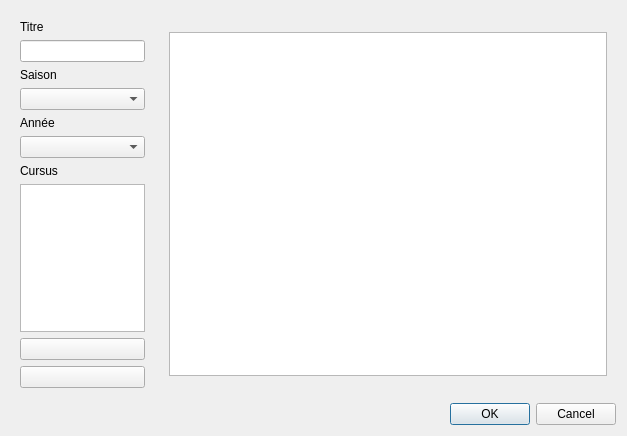
The window that window/ajoutdossier.ui (roddehugo/utprofiler) describes before a commit, drawn with Qt 5.
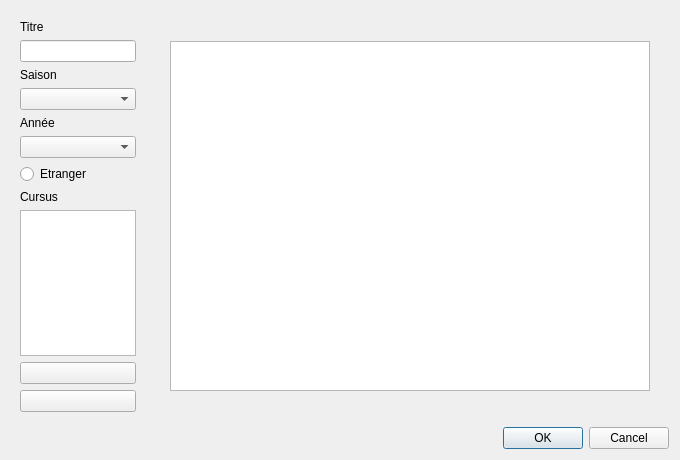
The same window after the commit. Icons and pictures are not drawn.

Diff of the .ui file:
```diff
--- a/window/ajoutdossier.ui
+++ b/window/ajoutdossier.ui
@@ -6,10 +6,22 @@
    <rect>
     <x>0</x>
     <y>0</y>
-    <width>627</width>
-    <height>436</height>
+    <width>680</width>
+    <height>460</height>
    </rect>
   </property>
+  <property name="minimumSize">
+   <size>
+    <width>680</width>
+    <height>460</height>
+   </size>
+  </property>
+  <property name="maximumSize">
+   <size>
+    <width>680</width>
+    <height>460</height>
+   </size>
+  </property>
   <property name="windowTitle">
    <string>Dialog</string>
   </property>
@@ -21,55 +33,14 @@
      </property>
      <item>
       <widget class="QWidget" name="middleWidget" native="true">
+       <property name="maximumSize">
+        <size>
+         <width>134</width>
+         <height>16777215</height>
+        </size>
+       </property>
        <layout class="QGridLayout" name="gridLayout_3">
-        <item row="6" column="0">
-         <widget class="QComboBox" name="anneeCombo"/>
-        </item>
-        <item row="1" column="0">
-         <widget class="QLabel" name="SemestreLabel">
-          <property name="text">
-           <string>Titre</string>
-          </property>
-         </widget>
-        </item>
-        <item row="8" column="0">
-         <widget class="QListWidget" name="listAll">
-          <property name="focusPolicy">
-           <enum>Qt::StrongFocus</enum>
-          </property>
-         </widget>
-        </item>
-        <item row="2" column="0">
-         <widget class="QLineEdit" name="titreEdit"/>
-        </item>
-        <item row="3" column="0">
-         <widget class="QLabel" name="resultatLabel">
-          <property name="text">
-           <string>Saison</string>
-          </property>
-         </widget>
-        </item>
         <item row="11" column="0">
-         <widget class="QPushButton" name="retirerBouton">
-          <property name="enabled">
-           <bool>true</bool>
-          </property>
-          <property name="sizePolicy">
-           <sizepolicy hsizetype="Minimum" vsizetype="Minimum">
-            <horstretch>0</horstretch>
-            <verstretch>0</verstretch>
-           </sizepolicy>
-          </property>
-          <property name="focusPolicy">
-           <enum>Qt::StrongFocus</enum>
-          </property>
-          <property name="icon">
-           <iconset resource="../resources/files.qrc">
-            <normaloff>:/images/moins</normaloff>:/images/moins</iconset>
-          </property>
-         </widget>
-        </item>
-        <item row="10" column="0">
          <widget class="QPushButton" name="ajouterBouton">
           <property name="sizePolicy">
            <sizepolicy hsizetype="Minimum" vsizetype="Minimum">
@@ -92,28 +63,7 @@
           </property>
          </widget>
         </item>
-        <item row="4" column="0">
-         <widget class="QComboBox" name="saisonCombo">
-          <property name="focusPolicy">
-           <enum>Qt::StrongFocus</enum>
-          </property>
-         </widget>
-        </item>
-        <item row="5" column="0">
-         <widget class="QLabel" name="anneeLabel">
-          <property name="text">
-           <string>Année</string>
-          </property>
-         </widget>
-        </item>
-        <item row="7" column="0">
-         <widget class="QLabel" name="CursusLabel">
-          <property name="text">
-           <string>Cursus</string>
-          </property>
-         </widget>
-        </item>
-        <item row="9" column="0">
+        <item row="10" column="0">
          <spacer name="verticalSpacer_2">
           <property name="orientation">
            <enum>Qt::Vertical</enum>
@@ -126,7 +76,7 @@
           </property>
          </spacer>
         </item>
-        <item row="15" column="0">
+        <item row="16" column="0">
          <spacer name="verticalSpacer">
           <property name="orientation">
            <enum>Qt::Vertical</enum>
@@ -142,6 +92,81 @@
           </property>
          </spacer>
         </item>
+        <item row="8" column="0">
+         <widget class="QLabel" name="CursusLabel">
+          <property name="text">
+           <string>Cursus</string>
+          </property>
+         </widget>
+        </item>
+        <item row="5" column="0">
+         <widget class="QLabel" name="anneeLabel">
+          <property name="text">
+           <string>Année</string>
+          </property>
+         </widget>
+        </item>
+        <item row="3" column="0">
+         <widget class="QLabel" name="resultatLabel">
+          <property name="text">
+           <string>Saison</string>
+          </property>
+         </widget>
+        </item>
+        <item row="4" column="0">
+         <widget class="QComboBox" name="saisonCombo">
+          <property name="focusPolicy">
+           <enum>Qt::StrongFocus</enum>
+          </property>
+         </widget>
+        </item>
+        <item row="12" column="0">
+         <widget class="QPushButton" name="retirerBouton">
+          <property name="enabled">
+           <bool>true</bool>
+          </property>
+          <property name="sizePolicy">
+           <sizepolicy hsizetype="Minimum" vsizetype="Minimum">
+            <horstretch>0</horstretch>
+            <verstretch>0</verstretch>
+           </sizepolicy>
+          </property>
+          <property name="focusPolicy">
+           <enum>Qt::StrongFocus</enum>
+          </property>
+          <property name="icon">
+           <iconset resource="../resources/files.qrc">
+            <normaloff>:/images/moins</normaloff>:/images/moins</iconset>
+          </property>
+         </widget>
+        </item>
+        <item row="1" column="0">
+         <widget class="QLabel" name="SemestreLabel">
+          <property name="text">
+           <string>Titre</string>
+          </property>
+         </widget>
+        </item>
+        <item row="9" column="0">
+         <widget class="QListWidget" name="listAll">
+          <property name="focusPolicy">
+           <enum>Qt::StrongFocus</enum>
+          </property>
+         </widget>
+        </item>
+        <item row="2" column="0">
+         <widget class="QLineEdit" name="titreEdit"/>
+        </item>
+        <item row="6" column="0">
+         <widget class="QComboBox" name="anneeCombo"/>
+        </item>
+        <item row="7" column="0">
+         <widget class="QRadioButton" name="etrangerRadio">
+          <property name="text">
+           <string>Etranger</string>
+          </property>
+         </widget>
+        </item>
        </layout>
       </widget>
      </item>
@@ -158,14 +183,14 @@
           </property>
           <property name="minimumSize">
            <size>
-            <width>438</width>
-            <height>344</height>
+            <width>480</width>
+            <height>350</height>
            </size>
           </property>
           <property name="maximumSize">
            <size>
-            <width>438</width>
-            <height>344</height>
+            <width>480</width>
+            <height>350</height>
            </size>
           </property>
           <property name="baseSize">
```
